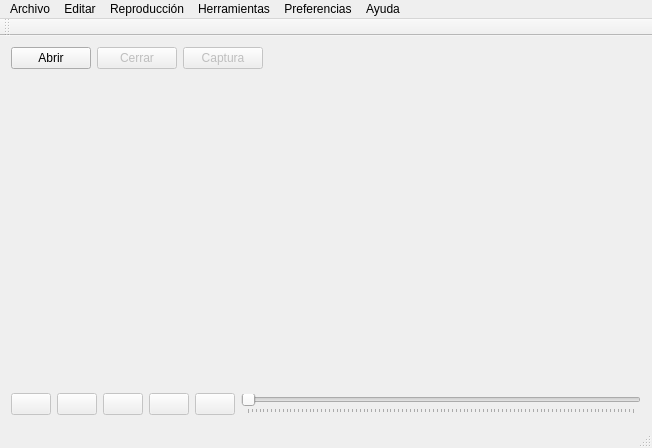
This is movieplayer.ui in Madh93/Qt5-MoviePlayer as Qt 5 draws it before an edit. The edited form follows.
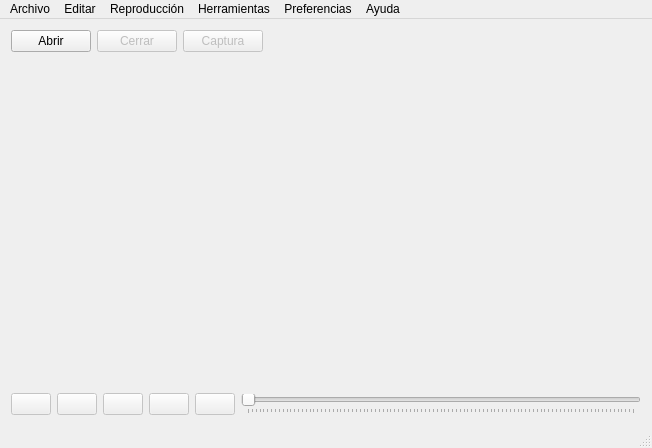
This is the edited form. Custom widgets are drawn as their Qt base class.

Commit message: ajustes menores de visualizacion

The edit to the form file:
```diff
--- a/movieplayer.ui
+++ b/movieplayer.ui
@@ -327,14 +327,6 @@
    <addaction name="menuPreferencias"/>
    <addaction name="menuAyuda"/>
   </widget>
-  <widget class="QToolBar" name="mainToolBar">
-   <attribute name="toolBarArea">
-    <enum>TopToolBarArea</enum>
-   </attribute>
-   <attribute name="toolBarBreak">
-    <bool>false</bool>
-   </attribute>
-  </widget>
   <widget class="QStatusBar" name="statusBar"/>
   <action name="actionAbrir">
    <property name="text">
```
Left out of the diff: 3 changed lines with no effect on the pictures.
